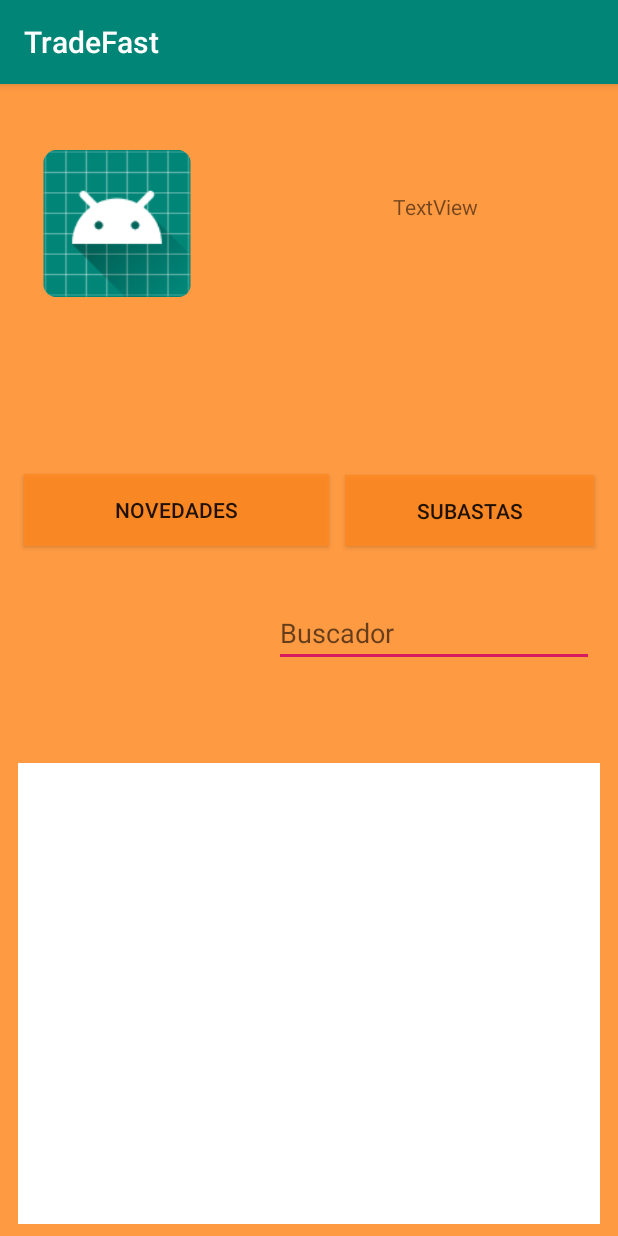
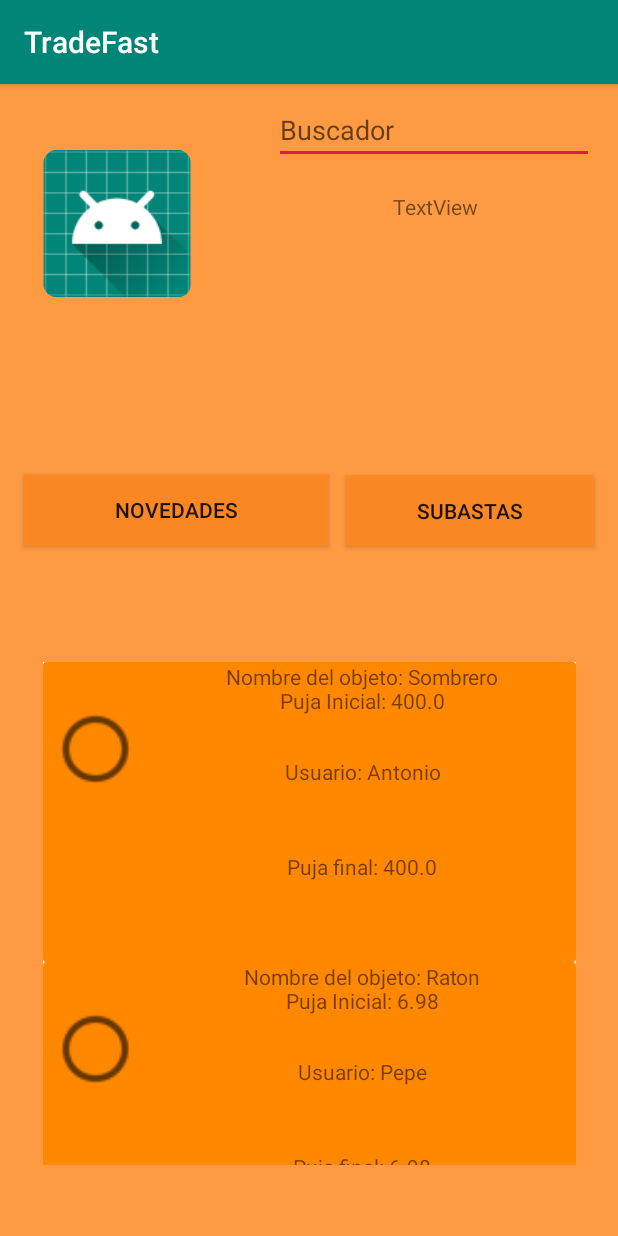
Before and after one commit to emiliopingu/Tradefast, an Android app: the PantallaPrincipalNovedades screen opened directly, with no data from a screen before it, after a tap on "SUBASTAS", on a phone screen of 412 x 824 dp. Run offline under Robolectric (Android 15) with nearby library versions, the phone set to English and light mode, and no system bars.

Commit message:
adaptadores y olvidadar contraseña

```diff
--- /dev/null
+++ b/app/src/main/java/Adapter/AdaptadorNovedades.kt
@@ -0,0 +1,59 @@
+package Adapter
+
+import android.content.Context
+import android.view.LayoutInflater
+import android.view.View
+import android.view.ViewGroup
+import android.widget.ImageView
+import android.widget.TextView
+import androidx.recyclerview.widget.RecyclerView
+import com.example.tradefast.ObjetoNovedad
+import com.example.tradefast.R
+import kotlinx.android.synthetic.main.activity_pantalla_info_novedades.view.*
+
+
+class AdapterNovedades(private val context: Context,items: ArrayList<ObjetoNovedad>):
+    RecyclerView.Adapter<AdapterNovedades.ViewHolder>() {
+
+    var items:ArrayList<ObjetoNovedad>?=null
+    init {
+        this.items=items
+    }
+    var viewHolder:ViewHolder?=null
+
+    override fun onCreateViewHolder(parent: ViewGroup, p1: Int): AdapterNovedades.ViewHolder {
+        val vista = LayoutInflater.from(context).inflate(R.layout.activity_pantalla_info_novedades, parent, false)
+        viewHolder =ViewHolder(vista)
+            return viewHolder!!
+    }
+    override fun onBindViewHolder(holder: ViewHolder, position: Int) {
+        val item= items?.get(position)
+       holder.nombrePrecio?.text="Nombre del objeto: "+item?.nombre +"\n" + "Precio: "+ item?.precio
+        holder.usu?.text="Usuario: "+ item?.usuario
+        holder.foto?.setImageResource(item?.foto!!)
+        holder.desp?.text="Drescripcion: "+ item?.descripcion
+    }
+
+
+    override fun getItemCount(): Int {
+       return this.items?.count()!!
+    }
+
+
+
+    class ViewHolder(vista:View):RecyclerView.ViewHolder(vista){
+        var vista=vista
+
+        var foto:ImageView?=null
+        var nombrePrecio:TextView?=null
+        var usu:TextView?=null
+        var desp:TextView?=null
+        init {
+            foto=vista.fotoNovedadUsuario
+            nombrePrecio=vista.precioSubasta
+            usu=vista.usuarioNovedad
+            desp=vista.precioSubasta
+        }
+    }
+
+}
--- /dev/null
+++ b/app/src/main/java/Adapter/AdaptadorSubastas.kt
@@ -0,0 +1,59 @@
+package Adapter
+
+import android.content.Context
+import android.view.LayoutInflater
+import android.view.View
+import android.view.ViewGroup
+import android.widget.ImageView
+import android.widget.TextView
+import androidx.recyclerview.widget.RecyclerView
+import com.example.tradefast.ObjetoSubasta
+import com.example.tradefast.R
+import kotlinx.android.synthetic.main.activity_pantalla_info_subastas.view.*
+
+class AdaptadorSubastas (private val context: Context, items: ArrayList<ObjetoSubasta>):
+RecyclerView.Adapter<AdaptadorSubastas.ViewHolder>() {
+
+
+    var items:ArrayList<ObjetoSubasta>?=null
+    init {
+        this.items=items
+    }
+    var viewHolder:ViewHolder?=null
+
+    override fun onCreateViewHolder(parent: ViewGroup, p1: Int):AdaptadorSubastas.ViewHolder  {
+        val vista = LayoutInflater.from(context).inflate(R.layout.activity_pantalla_info_subastas, parent, false)
+        viewHolder =ViewHolder(vista)
+        return viewHolder!!
+    }
+    override fun onBindViewHolder(holder: ViewHolder, position: Int) {
+        val item= items?.get(position)
+        holder. nombrePujaPrimera?.text="Nombre del objeto: "+item?.nombre +"\n" + "Puja Inicial: "+ item?.pujaFinal
+        holder.usu?.text="Usuario: "+ item?.usuario
+        holder.foto?.setImageResource(item?.foto!!)
+        holder. ultimaPuja?.text="Puja final: "+ item?.pujaFinal
+    }
+
+
+    override fun getItemCount(): Int {
+        return this.items?.count()!!
+    }
+
+
+
+    class ViewHolder(vista: View): RecyclerView.ViewHolder(vista){
+        var vista=vista
+
+        var foto: ImageView?=null
+        var nombrePujaPrimera: TextView?=null
+        var usu: TextView?=null
+        var ultimaPuja: TextView?=null
+        init {
+            foto=vista.imagenPuja
+            nombrePujaPrimera=vista.pujaInicialNombre
+            usu=vista.precioFinalSubasta
+            ultimaPuja=vista.ultimaPujaSubasta
+        }
+    }
+
+}
--- /dev/null
+++ b/app/src/main/java/com/example/tradefast/ObjetoNovedad.kt
@@ -0,0 +1,17 @@
+package com.example.tradefast
+
+class ObjetoNovedad(nombre:String,precio:Double,descripcion:String,usuario:String,foto:Int) {
+
+    var nombre:String=""
+    var precio:Double=0.0
+    var usuario:String=""
+    var foto:Int=0
+    var descripcion:String=""
+    init{
+        this.nombre=nombre
+        this.precio=precio
+        this.usuario=usuario
+        this.foto=foto
+        this.descripcion=descripcion
+    }
+}
--- /dev/null
+++ b/app/src/main/java/com/example/tradefast/ObjetoSubasta.kt
@@ -0,0 +1,18 @@
+package com.example.tradefast
+
+class ObjetoSubasta(nombre:String,pujaInicial:Double,pujaFinal:Double,usuario:String,foto:Int) {
+
+    var nombre:String=""
+    var pujaInicial:Double=0.0
+    var pujaFinal:Double=0.0
+    var usuario:String=""
+    var foto:Int=0
+
+    init {
+        this.nombre=nombre
+        this.pujaInicial=pujaInicial
+        this.pujaFinal=pujaFinal
+        this.usuario=usuario
+        this.foto=foto
+    }
+}
--- a/app/src/main/java/com/example/tradefast/PantallaPrincipalNovedades.kt
+++ b/app/src/main/java/com/example/tradefast/PantallaPrincipalNovedades.kt
@@ -1,19 +1,49 @@
 package com.example.tradefast
 
+import Adapter.AdapterNovedades
+import android.annotation.SuppressLint
 import android.content.Intent
 import androidx.appcompat.app.AppCompatActivity
 import android.os.Bundle
+import android.widget.LinearLayout
+import androidx.recyclerview.widget.DividerItemDecoration
+import androidx.recyclerview.widget.LinearLayoutManager
+import androidx.recyclerview.widget.RecyclerView
 import kotlinx.android.synthetic.main.activity_pantalla_principal_novedades.*
 
 class PantallaPrincipalNovedades : AppCompatActivity() {
 
+
+    var novedades:ArrayList<ObjetoNovedad>?=null
+    var layoutManager:RecyclerView.LayoutManager?=null
+    var adaptador:AdapterNovedades?=null
+    var lista:RecyclerView ?=null
+
     override fun onCreate(savedInstanceState: Bundle?) {
         super.onCreate(savedInstanceState)
         setContentView(R.layout.activity_pantalla_principal_novedades)
+
+        novedades = ArrayList()
+
+
+        novedades?.add(ObjetoNovedad("Sombrero",3.50,"Sombrero negro y de copa",
+            "Antonio",R.drawable.abc_btn_radio_material))
+
+        novedades?.add(ObjetoNovedad("Raton",4.75,"Esta vivo",
+            "Pepe",R.drawable.abc_btn_radio_material))
+
+        lista=findViewById(R.id.recycleViewNovedades)
+        layoutManager =LinearLayoutManager(this)
+        adaptador= AdapterNovedades(this, novedades!!)
+        lista?.layoutManager=layoutManager
+        lista?.adapter=adaptador
+
+
 
         botonSubastasPrincipal.setOnClickListener {
             val intSubastas = Intent(this,PantallaPrincipalSubastas::class.java)
             startActivity(intSubastas)
         }
     }
+
 }
--- a/app/src/main/java/com/example/tradefast/PantallaPrincipalSubastas.kt
+++ b/app/src/main/java/com/example/tradefast/PantallaPrincipalSubastas.kt
@@ -1,15 +1,40 @@
 package com.example.tradefast
 
+import Adapter.AdaptadorSubastas
+import Adapter.AdapterNovedades
 import android.content.Intent
 import androidx.appcompat.app.AppCompatActivity
 import android.os.Bundle
+import androidx.recyclerview.widget.LinearLayoutManager
+import androidx.recyclerview.widget.RecyclerView
 import kotlinx.android.synthetic.main.activity_pantalla_principal_novedades.*
 
 class PantallaPrincipalSubastas : AppCompatActivity() {
 
+    var subastas:ArrayList<ObjetoSubasta>?=null
+    var layoutManager: RecyclerView.LayoutManager?=null
+    var adaptador: AdaptadorSubastas?=null
+    var lista: RecyclerView?=null
+
     override fun onCreate(savedInstanceState: Bundle?) {
         super.onCreate(savedInstanceState)
         setContentView(R.layout.activity_pantalla_principal_subastas)
+
+       subastas = ArrayList()
+
+        subastas?.add(ObjetoSubasta("Sombrero",3.50,400.0,
+            "Antonio",R.drawable.abc_btn_radio_material))
+
+        subastas?.add(
+            ObjetoSubasta("Raton",4.75,6.98,
+            "Pepe",R.drawable.abc_btn_radio_material))
+
+        lista=findViewById(R.id.recycleViewSubastas)
+        layoutManager = LinearLayoutManager(this)
+        adaptador= AdaptadorSubastas(this, subastas!!)
+        lista?.layoutManager=layoutManager
+        lista?.adapter=adaptador
+
 
 
         botonSubastasPrincipal.setOnClickListener {
--- a/app/src/main/res/layout/activity_pantalla_info_novedades.xml
+++ b/app/src/main/res/layout/activity_pantalla_info_novedades.xml
@@ -19,7 +19,7 @@
                 <ImageView
                         android:layout_width="wrap_content"
                         android:layout_height="wrap_content" tools:srcCompat="@tools:sample/avatars[11]"
-                        android:id="@+id/imageView5" app:srcCompat="@mipmap/ic_launcher"/>
+                        android:id="@+id/fotoNovedadUsuario" app:srcCompat="@mipmap/ic_launcher"/>
                 <LinearLayout
                         android:orientation="vertical"
                         android:layout_width="match_parent"
@@ -27,7 +27,7 @@
                     <TextView
                             android:text="Precio:"
                             android:layout_width="match_parent"
-                            android:layout_height="63dp" android:id="@+id/usuarioSubasta"
+                            android:layout_height="63dp" android:id="@+id/precioSubasta"
                             android:textAlignment="center"/>
                     <TextView
                             android:text="Usuario"
--- a/app/src/main/res/layout/activity_pantalla_info_subastas.xml
+++ b/app/src/main/res/layout/activity_pantalla_info_subastas.xml
@@ -18,16 +18,16 @@
                     android:layout_height="match_parent">
                 <ImageView
                         android:layout_width="wrap_content"
-                        android:layout_height="wrap_content" tools:srcCompat="@tools:sample/avatars[11]"
-                        android:id="@+id/imageView5" app:srcCompat="@mipmap/ic_launcher"/>
+                        android:layout_height="116dp" tools:srcCompat="@tools:sample/avatars[2]"
+                        android:id="@+id/imagenPuja" android:layout_weight="1"/>
                 <LinearLayout
                         android:orientation="vertical"
-                        android:layout_width="match_parent"
+                        android:layout_width="285dp"
                         android:layout_height="match_parent">
                     <TextView
-                            android:text="Precio:"
+                            android:text="puja principal"
                             android:layout_width="match_parent"
-                            android:layout_height="63dp" android:id="@+id/usuarioSubasta"
+                            android:layout_height="63dp" android:id="@+id/pujaInicialNombre"
                             android:textAlignment="center"/>
                     <TextView
                             android:text="Usuario"
@@ -37,7 +37,7 @@
                     <TextView
                             android:text="Ultima puja:"
                             android:layout_width="match_parent"
-                            android:layout_height="63dp" android:id="@+id/ultimaPujaSubasta"
+                            android:layout_height="70dp" android:id="@+id/ultimaPujaSubasta"
                             android:textAlignment="center"/>
                 </LinearLayout>
             </LinearLayout>
--- a/app/src/main/res/layout/activity_pantalla_principal_subastas.xml
+++ b/app/src/main/res/layout/activity_pantalla_principal_subastas.xml
@@ -40,15 +40,6 @@
             android:layout_marginTop="72dp" app:layout_constraintTop_toTopOf="parent"
             app:layout_constraintHorizontal_bias="0.863" android:layout_marginBottom="8dp"
             app:layout_constraintBottom_toBottomOf="parent" app:layout_constraintVertical_bias="0.0"/>
-    <LinearLayout
-            android:orientation="vertical"
-            android:layout_width="388dp"
-            android:layout_height="307dp"
-            app:layout_constraintStart_toStartOf="parent" android:layout_marginStart="8dp"
-            app:layout_constraintEnd_toEndOf="parent" android:layout_marginEnd="8dp" android:layout_marginBottom="8dp"
-            app:layout_constraintBottom_toBottomOf="parent" android:id="@+id/layoutSubastas"
-            android:background="@android:color/background_light">
-    </LinearLayout>
     <EditText
             android:layout_width="wrap_content"
             android:layout_height="wrap_content"
@@ -56,8 +47,17 @@
             android:ems="10"
             android:id="@+id/buscadorSubastas" android:layout_marginStart="8dp"
             app:layout_constraintStart_toStartOf="parent" android:layout_marginEnd="8dp"
-            app:layout_constraintEnd_toEndOf="parent" app:layout_constraintBottom_toTopOf="@+id/layoutSubastas"
-            app:layout_constraintHorizontal_bias="0.956" android:layout_marginBottom="64dp" android:hint="Buscador"
+            app:layout_constraintEnd_toEndOf="parent"
+            app:layout_constraintHorizontal_bias="0.956" android:hint="Buscador"
             android:layout_marginTop="8dp" app:layout_constraintTop_toTopOf="parent"
-            app:layout_constraintVertical_bias="1.0"/>
+    />
+    <androidx.recyclerview.widget.RecyclerView
+            android:layout_width="355dp"
+            android:layout_height="335dp"
+            app:layout_constraintEnd_toEndOf="parent" android:layout_marginEnd="8dp"
+            app:layout_constraintStart_toStartOf="parent" android:layout_marginStart="8dp"
+            android:layout_marginTop="8dp" app:layout_constraintTop_toTopOf="parent" android:layout_marginBottom="8dp"
+            app:layout_constraintBottom_toBottomOf="parent"
+            app:layout_constraintVertical_bias="0.905" android:id="@+id/recycleViewSubastas"
+            android:background="@color/common_google_signin_btn_text_dark_default"/>
 </androidx.constraintlayout.widget.ConstraintLayout>
```
Also changed, not shown: app/src/main/java/Adapters/AdaptadorNovedades.kt (deleted, +0 -51 lines), app/src/main/java/com/example/tradefast/MainActivity.kt (+7 -2 lines), app/src/main/java/com/example/tradefast/PantallaOlvidarContrasena.kt (+28 -0 lines), app/src/main/res/layout/activity_pantalla_olvidar_contrasena.xml (+23 -0 lines), app/src/main/res/layout/activity_pantalla_principal_novedades.xml (+13 -12 lines).
